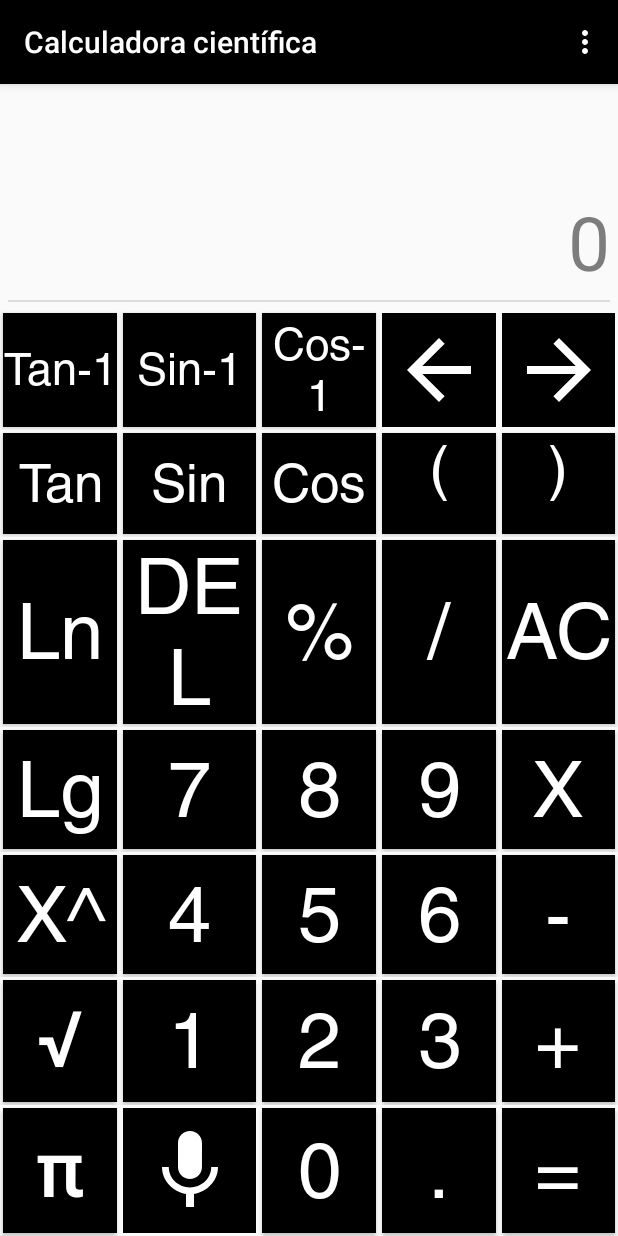
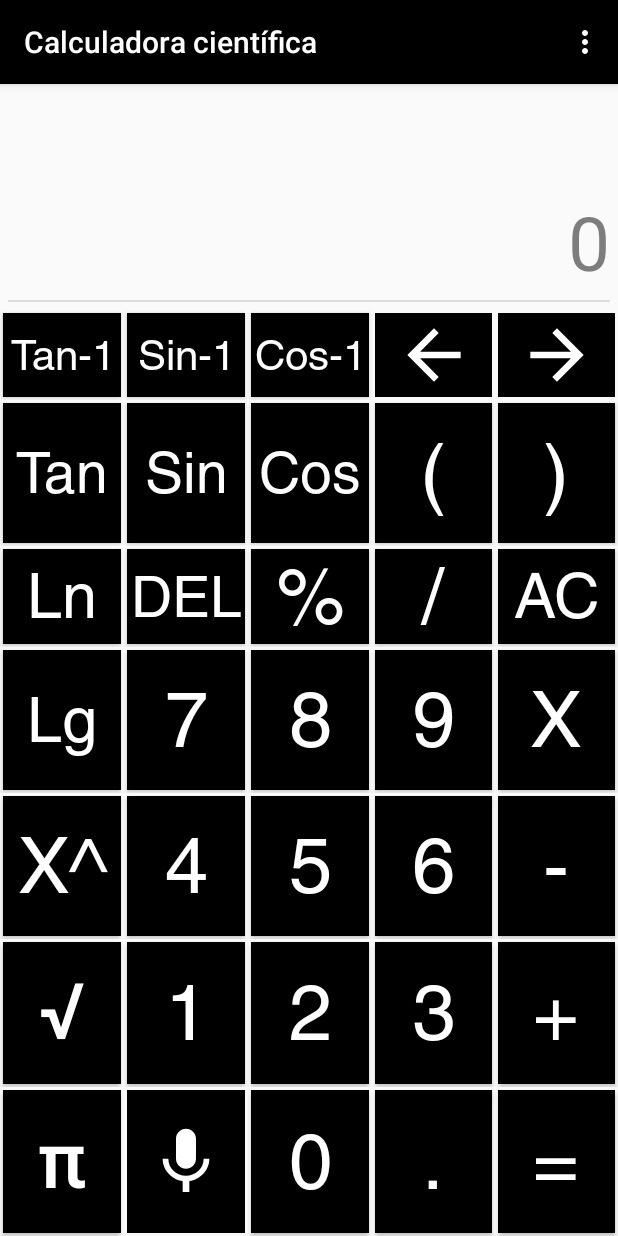
Before and after one commit to LeandroLescano/Calculadora-auditiva-app, an Android app: the screen it shows after launch (CalculadoraCientifica), in the options menu, after a tap on "Calculadora científica", on a phone screen of 412 x 824 dp. Run offline under Robolectric (Android 15) with nearby library versions, the phone set to English and light mode, and no system bars; Roboto replaces fonts that are not available here.

Commit message:
Arreglo en tamaño de los botones ImageButton y botones que exceden al ancho

```diff
--- a/app/src/main/java/utn/frgp/tusi/tpintegrador_grupo7/CalculadoraBasica.java
+++ b/app/src/main/java/utn/frgp/tusi/tpintegrador_grupo7/CalculadoraBasica.java
@@ -449,7 +449,7 @@ public class CalculadoraBasica extends AppCompatActivity {
         cfgActual = new Configuracion();
         cfgActual = config.traerConfiguracion(this);
         botonesImg = agregarBotonesImg();
-        botonesTam = agregarBotones();
+//        botonesTam = agregarBotones();
         botones = layout.getTouchables();
 
         for(View v : botones){
@@ -465,9 +465,75 @@ public class CalculadoraBasica extends AppCompatActivity {
             boton.setColorFilter(config.setearColorTexto(this));
             boton.setBackgroundColor(config.setearColorBoton(this));
         }
-        for(View b : botonesTam){
-            Button boton = (Button) b;
-            boton.setTextSize(config.setearTamano(this));
+        for(View b : botones){
+            if(b.getId() == R.id.btnDerecha || b.getId() == R.id.btnIzquierda || b.getId() == R.id.btnMic){
+                ImageButton img = (ImageButton) b;
+                int tamano = config.setearTamano(this)-12;
+                if(b.getId() == R.id.btnDerecha){
+                    switch (tamano){
+                        case 16:
+                            img.setImageResource(R.drawable.ic_flecha_der_16);
+                            break;
+                        case 24:
+                            img.setImageResource(R.drawable.ic_flecha_der_24);
+                            break;
+                        case 32:
+                            img.setImageResource(R.drawable.ic_flecha_der_32);
+                            break;
+                        case 40:
+                            img.setImageResource(R.drawable.ic_flecha_der_40);
+                            break;
+                        case 48:
+                            img.setImageResource(R.drawable.ic_flecha_der_48);
+                            break;
+                        default:
+                            break;
+                    }
+                }else if(b.getId() == R.id.btnIzquierda){
+                    switch (tamano){
+                        case 16:
+                            img.setImageResource(R.drawable.ic_flecha_izq_16);
+                            break;
+                        case 24:
+                            img.setImageResource(R.drawable.ic_flecha_izq_24);
+                            break;
+                        case 32:
+                            img.setImageResource(R.drawable.ic_flecha_izq_32);
+                            break;
+                        case 40:
+                            img.setImageResource(R.drawable.ic_flecha_izq_40);
+                            break;
+                        case 48:
+                            img.setImageResource(R.drawable.ic_flecha_izq_48);
+                            break;
+                        default:
+                            break;
+                    }
+                }else{
+                    switch (tamano){
+                        case 16:
+                            img.setImageResource(R.drawable.ic_mic_16);
+                            break;
+                        case 24:
+                            img.setImageResource(R.drawable.ic_mic_24);
+                            break;
+                        case 32:
+                            img.setImageResource(R.drawable.ic_mic_32);
+                            break;
+                        case 40:
+                            img.setImageResource(R.drawable.ic_mic_40);
+                            break;
+                        case 48:
+                            img.setImageResource(R.drawable.ic_mic_48);
+                            break;
+                        default:
+                            break;
+                    }
+                }
+            }else if(b.getId() != R.id.txtOperacion){
+                Button boton = (Button) b;
+                boton.setTextSize(config.setearTamano(this));
+            }
         }
         if(cfgActual.getVibracion().getDescripcion().equals("Siempre")){
             vibrarBoton = true;
--- a/app/src/main/java/utn/frgp/tusi/tpintegrador_grupo7/CalculadoraCientifica.java
+++ b/app/src/main/java/utn/frgp/tusi/tpintegrador_grupo7/CalculadoraCientifica.java
@@ -581,7 +581,6 @@ public class CalculadoraCientifica extends AppCompatActivity {
         listaCompleta.add(findViewById(R.id.btnPi));
         listaCompleta.add(findViewById(R.id.btnPorcentaje));
 
-
         return listaCompleta;
     }
 
@@ -604,7 +603,7 @@ public class CalculadoraCientifica extends AppCompatActivity {
         cfgActual = new Configuracion();
         cfgActual = config.traerConfiguracion(this);
         botonesImg = agregarBotonesImg();
-        botonesTam = agregarBotones();
+//        botonesTam = agregarBotones();
         botones = layout.getTouchables();
 
         for (View v : botones) {
@@ -622,9 +621,87 @@ public class CalculadoraCientifica extends AppCompatActivity {
             boton.setBackgroundColor(config.setearColorBoton(this));
         }
 
-        for (View b : botonesTam) {
-            Button boton = (Button) b;
-            boton.setTextSize(config.setearTamano(this));
+        for (View b : botones) {
+                if(b.getId() == R.id.btnDerecha || b.getId() == R.id.btnIzquierda || b.getId() == R.id.btnMic){
+                    ImageButton img = (ImageButton) b;
+                    int tamano = config.setearTamano(this)-12;
+                    if(b.getId() == R.id.btnDerecha){
+                        switch (tamano){
+                            case 16:
+                                img.setImageResource(R.drawable.ic_flecha_der_16);
+                                break;
+                            case 24:
+                                img.setImageResource(R.drawable.ic_flecha_der_24);
+                                break;
+                            case 32:
+                                img.setImageResource(R.drawable.ic_flecha_der_32);
+                                break;
+                            case 40:
+                                img.setImageResource(R.drawable.ic_flecha_der_40);
+                                break;
+                            case 48:
+                                img.setImageResource(R.drawable.ic_flecha_der_48);
+                                break;
+                            default:
+                                break;
+                        }
+                    }else if(b.getId() == R.id.btnIzquierda){
+                        switch (tamano){
+                            case 16:
+                                img.setImageResource(R.drawable.ic_flecha_izq_16);
+                                break;
+                            case 24:
+                                img.setImageResource(R.drawable.ic_flecha_izq_24);
+                                break;
+                            case 32:
+                                img.setImageResource(R.drawable.ic_flecha_izq_32);
+                                break;
+                            case 40:
+                                img.setImageResource(R.drawable.ic_flecha_izq_40);
+                                break;
+                            case 48:
+                                img.setImageResource(R.drawable.ic_flecha_izq_48);
+                                break;
+                            default:
+                                break;
+                        }
+                    }else{
+                        switch (tamano){
+                            case 16:
+                                img.setImageResource(R.drawable.ic_mic_16);
+                                break;
+                            case 24:
+                                img.setImageResource(R.drawable.ic_mic_24);
+                                break;
+                            case 32:
+                                img.setImageResource(R.drawable.ic_mic_32);
+                                break;
+                            case 40:
+                                img.setImageResource(R.drawable.ic_mic_40);
+                                break;
+                            case 48:
+                                img.setImageResource(R.drawable.ic_mic_48);
+                                break;
+                            default:
+                                break;
+                        }
+                    }
+                }else if(b.getId() != R.id.txtOperacion){
+                    Button boton = (Button) b;
+                    int tamano = config.setearTamano(this);
+                    if(tamano <= 40){
+                        boton.setTextSize(tamano);
+                    }else if (b.getId() == R.id.btntan || b.getId() == R.id.btnsin || b.getId() == R.id.btncos
+                              || b.getId() == R.id.btnBorrar) {
+                        boton.setTextSize(38);
+                    }else if(b.getId() == R.id.btnLogDecimal || b.getId() == R.id.btnLogNatural || b.getId() == R.id.btnEliminar){
+                        boton.setTextSize(42);
+                    }else if (b.getId() == R.id.btnTanInverso || b.getId() == R.id.btnCosInverso || b.getId() == R.id.btnSinInverso){
+                        boton.setTextSize(28);
+                    }else{
+                        boton.setTextSize(tamano);
+                    }
+            }
         }
 
         if(cfgActual.getVibracion().getDescripcion().equals("Siempre")){
--- /dev/null
+++ b/app/src/main/res/drawable/ic_flecha_der_16.xml
@@ -0,0 +1,5 @@
+<vector android:height="21.333dp" android:tint="#FFF"
+    android:viewportHeight="24" android:viewportWidth="24"
+    android:width="21.333dp" xmlns:android="http://schemas.android.com/apk/res/android">
+    <path android:fillColor="@android:color/white" android:pathData="M12,4l-1.41,1.41L16.17,11H4v2h12.17l-5.58,5.59L12,20l8,-8z"/>
+</vector>
--- /dev/null
+++ b/app/src/main/res/drawable/ic_flecha_der_24.xml
@@ -0,0 +1,5 @@
+<vector android:height="32dp" android:tint="#FFF"
+    android:viewportHeight="24" android:viewportWidth="24"
+    android:width="32dp" xmlns:android="http://schemas.android.com/apk/res/android">
+    <path android:fillColor="@android:color/white" android:pathData="M12,4l-1.41,1.41L16.17,11H4v2h12.17l-5.58,5.59L12,20l8,-8z"/>
+</vector>
--- /dev/null
+++ b/app/src/main/res/drawable/ic_flecha_der_32.xml
@@ -0,0 +1,5 @@
+<vector android:height="42.667dp" android:tint="#FFF"
+    android:viewportHeight="24" android:viewportWidth="24"
+    android:width="42.667dp" xmlns:android="http://schemas.android.com/apk/res/android">
+    <path android:fillColor="@android:color/white" android:pathData="M12,4l-1.41,1.41L16.17,11H4v2h12.17l-5.58,5.59L12,20l8,-8z"/>
+</vector>
--- /dev/null
+++ b/app/src/main/res/drawable/ic_flecha_der_40.xml
@@ -0,0 +1,5 @@
+<vector android:height="53.333dp" android:tint="#FFF"
+    android:viewportHeight="24" android:viewportWidth="24"
+    android:width="53.333dp" xmlns:android="http://schemas.android.com/apk/res/android">
+    <path android:fillColor="@android:color/white" android:pathData="M12,4l-1.41,1.41L16.17,11H4v2h12.17l-5.58,5.59L12,20l8,-8z"/>
+</vector>
--- /dev/null
+++ b/app/src/main/res/drawable/ic_flecha_der_48.xml
@@ -0,0 +1,5 @@
+<vector android:height="64dp" android:tint="#FFF"
+    android:viewportHeight="24" android:viewportWidth="24"
+    android:width="64dp" xmlns:android="http://schemas.android.com/apk/res/android">
+    <path android:fillColor="@android:color/white" android:pathData="M12,4l-1.41,1.41L16.17,11H4v2h12.17l-5.58,5.59L12,20l8,-8z"/>
+</vector>
--- /dev/null
+++ b/app/src/main/res/drawable/ic_flecha_izq_16.xml
@@ -0,0 +1,5 @@
+<vector android:height="21.333dp" android:tint="#FFF"
+    android:viewportHeight="24" android:viewportWidth="24"
+    android:width="21.333dp" xmlns:android="http://schemas.android.com/apk/res/android">
+    <path android:fillColor="@android:color/white" android:pathData="M20,11H7.83l5.59,-5.59L12,4l-8,8 8,8 1.41,-1.41L7.83,13H20v-2z"/>
+</vector>
--- /dev/null
+++ b/app/src/main/res/drawable/ic_flecha_izq_24.xml
@@ -0,0 +1,5 @@
+<vector android:height="32dp" android:tint="#FFF"
+    android:viewportHeight="24" android:viewportWidth="24"
+    android:width="32dp" xmlns:android="http://schemas.android.com/apk/res/android">
+    <path android:fillColor="@android:color/white" android:pathData="M20,11H7.83l5.59,-5.59L12,4l-8,8 8,8 1.41,-1.41L7.83,13H20v-2z"/>
+</vector>
--- /dev/null
+++ b/app/src/main/res/drawable/ic_flecha_izq_32.xml
@@ -0,0 +1,5 @@
+<vector android:height="42.667dp" android:tint="#FFF"
+    android:viewportHeight="24" android:viewportWidth="24"
+    android:width="42.667dp" xmlns:android="http://schemas.android.com/apk/res/android">
+    <path android:fillColor="@android:color/white" android:pathData="M20,11H7.83l5.59,-5.59L12,4l-8,8 8,8 1.41,-1.41L7.83,13H20v-2z"/>
+</vector>
--- /dev/null
+++ b/app/src/main/res/drawable/ic_flecha_izq_40.xml
@@ -0,0 +1,5 @@
+<vector android:height="53.333dp" android:tint="#FFF"
+    android:viewportHeight="24" android:viewportWidth="24"
+    android:width="53.333dp" xmlns:android="http://schemas.android.com/apk/res/android">
+    <path android:fillColor="@android:color/white" android:pathData="M20,11H7.83l5.59,-5.59L12,4l-8,8 8,8 1.41,-1.41L7.83,13H20v-2z"/>
+</vector>
--- /dev/null
+++ b/app/src/main/res/drawable/ic_flecha_izq_48.xml
@@ -0,0 +1,5 @@
+<vector android:height="64dp" android:tint="#FFF"
+    android:viewportHeight="24" android:viewportWidth="24"
+    android:width="64dp" xmlns:android="http://schemas.android.com/apk/res/android">
+    <path android:fillColor="@android:color/white" android:pathData="M20,11H7.83l5.59,-5.59L12,4l-8,8 8,8 1.41,-1.41L7.83,13H20v-2z"/>
+</vector>
--- /dev/null
+++ b/app/src/main/res/drawable/ic_mic_16.xml
@@ -0,0 +1,5 @@
+<vector android:height="21.333dp" android:tint="#FFF"
+    android:viewportHeight="24" android:viewportWidth="24"
+    android:width="21.333dp" xmlns:android="http://schemas.android.com/apk/res/android">
+    <path android:fillColor="@android:color/white" android:pathData="M12,14c1.66,0 2.99,-1.34 2.99,-3L15,5c0,-1.66 -1.34,-3 -3,-3S9,3.34 9,5v6c0,1.66 1.34,3 3,3zM17.3,11c0,3 -2.54,5.1 -5.3,5.1S6.7,14 6.7,11L5,11c0,3.41 2.72,6.23 6,6.72L11,21h2v-3.28c3.28,-0.48 6,-3.3 6,-6.72h-1.7z"/>
+</vector>
--- /dev/null
+++ b/app/src/main/res/drawable/ic_mic_24.xml
@@ -0,0 +1,5 @@
+<vector android:height="32dp" android:tint="#FFF"
+    android:viewportHeight="24" android:viewportWidth="24"
+    android:width="32dp" xmlns:android="http://schemas.android.com/apk/res/android">
+    <path android:fillColor="@android:color/white" android:pathData="M12,14c1.66,0 2.99,-1.34 2.99,-3L15,5c0,-1.66 -1.34,-3 -3,-3S9,3.34 9,5v6c0,1.66 1.34,3 3,3zM17.3,11c0,3 -2.54,5.1 -5.3,5.1S6.7,14 6.7,11L5,11c0,3.41 2.72,6.23 6,6.72L11,21h2v-3.28c3.28,-0.48 6,-3.3 6,-6.72h-1.7z"/>
+</vector>
--- /dev/null
+++ b/app/src/main/res/drawable/ic_mic_32.xml
@@ -0,0 +1,5 @@
+<vector android:height="42.667dp" android:tint="#FFF"
+    android:viewportHeight="24" android:viewportWidth="24"
+    android:width="42.667dp" xmlns:android="http://schemas.android.com/apk/res/android">
+    <path android:fillColor="@android:color/white" android:pathData="M12,14c1.66,0 2.99,-1.34 2.99,-3L15,5c0,-1.66 -1.34,-3 -3,-3S9,3.34 9,5v6c0,1.66 1.34,3 3,3zM17.3,11c0,3 -2.54,5.1 -5.3,5.1S6.7,14 6.7,11L5,11c0,3.41 2.72,6.23 6,6.72L11,21h2v-3.28c3.28,-0.48 6,-3.3 6,-6.72h-1.7z"/>
+</vector>
--- /dev/null
+++ b/app/src/main/res/drawable/ic_mic_40.xml
@@ -0,0 +1,5 @@
+<vector android:height="53.333dp" android:tint="#FFF"
+    android:viewportHeight="24" android:viewportWidth="24"
+    android:width="53.333dp" xmlns:android="http://schemas.android.com/apk/res/android">
+    <path android:fillColor="@android:color/white" android:pathData="M12,14c1.66,0 2.99,-1.34 2.99,-3L15,5c0,-1.66 -1.34,-3 -3,-3S9,3.34 9,5v6c0,1.66 1.34,3 3,3zM17.3,11c0,3 -2.54,5.1 -5.3,5.1S6.7,14 6.7,11L5,11c0,3.41 2.72,6.23 6,6.72L11,21h2v-3.28c3.28,-0.48 6,-3.3 6,-6.72h-1.7z"/>
+</vector>
--- /dev/null
+++ b/app/src/main/res/drawable/ic_mic_48.xml
@@ -0,0 +1,5 @@
+<vector android:height="64dp" android:tint="#FFF"
+    android:viewportHeight="24" android:viewportWidth="24"
+    android:width="64dp" xmlns:android="http://schemas.android.com/apk/res/android">
+    <path android:fillColor="@android:color/white" android:pathData="M12,14c1.66,0 2.99,-1.34 2.99,-3L15,5c0,-1.66 -1.34,-3 -3,-3S9,3.34 9,5v6c0,1.66 1.34,3 3,3zM17.3,11c0,3 -2.54,5.1 -5.3,5.1S6.7,14 6.7,11L5,11c0,3.41 2.72,6.23 6,6.72L11,21h2v-3.28c3.28,-0.48 6,-3.3 6,-6.72h-1.7z"/>
+</vector>
--- a/app/src/main/res/layout/activity_cientifica.xml
+++ b/app/src/main/res/layout/activity_cientifica.xml
@@ -104,7 +104,7 @@
                     android:text="@string/taninverso"
                     android:textAllCaps="false"
                     android:textColor="#FFFFFF"
-                    android:textSize="30dp" />
+                    android:textSize="30sp" />
 
                 <Button
                     android:id="@+id/btnSinInverso"
@@ -117,7 +117,7 @@
                     android:text="@string/sininverso"
                     android:textAllCaps="false"
                     android:textColor="#FFFFFF"
-                    android:textSize="30dp" />
+                    android:textSize="30sp" />
 
                 <Button
                     android:id="@+id/btnCosInverso"
@@ -206,7 +206,7 @@
                     android:layout_margin="2dp"
                     android:layout_weight="1"
                     android:background="#000000"
-                    android:gravity="center_horizontal"
+                    android:gravity="center|center_horizontal"
                     android:onClick="ingresarDigito"
                     android:text="@string/parentAbrir"
                     android:textColor="#FFFFFF"
@@ -219,7 +219,7 @@
                     android:layout_margin="2dp"
                     android:layout_weight="1"
                     android:background="#000000"
-                    android:gravity="center_horizontal"
+                    android:gravity="center|center_horizontal"
                     android:onClick="ingresarDigito"
                     android:text="@string/parentCerrar"
                     android:textColor="#FFFFFF"
```
Also changed, not shown: app/src/main/res/layout/activity_basica.xml (+4 -4 lines).
